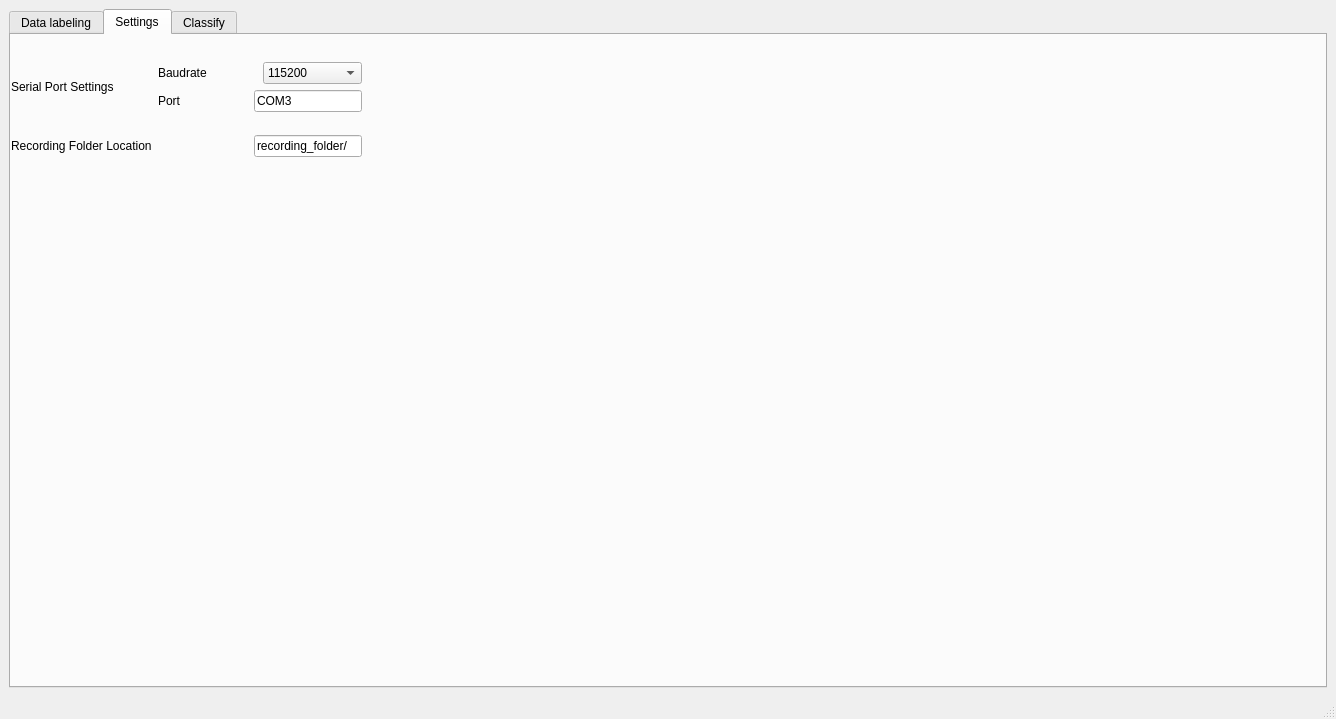
This is MLDataLabeler/mlDataLabeler_container.ui in herleraja/WiCoSens as Qt 5 draws it before an edit. The edited form follows.
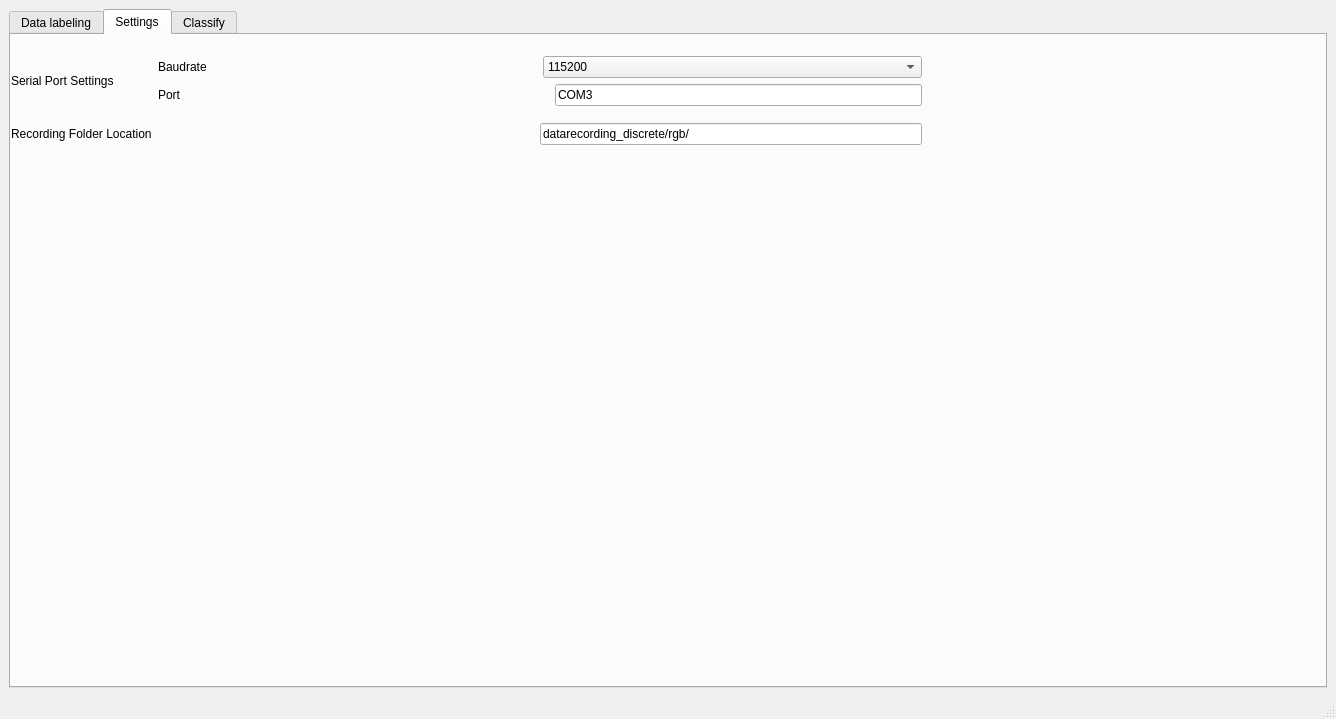
This is the edited form. The open tabs and pages were chosen to show the change. Icons and pictures are not drawn.

Commit message: form value change

```diff
--- a/MLDataLabeler/mlDataLabeler_container.ui
+++ b/MLDataLabeler/mlDataLabeler_container.ui
@@ -641,8 +641,8 @@
          <rect>
           <x>0</x>
           <y>10</y>
-          <width>351</width>
-          <height>131</height>
+          <width>911</width>
+          <height>111</height>
          </rect>
         </property>
         <layout class="QGridLayout" name="settingTabMainGridLayout">
@@ -801,7 +801,7 @@
            <item>
             <widget class="QLineEdit" name="recordingFolderLocationLineEdit">
              <property name="text">
-              <string>recording_folder/</string>
+              <string>datarecording_discrete/rgb/</string>
              </property>
             </widget>
            </item>
```
Left out of the diff: 8 changed lines with no effect on the pictures. The commit also changes 1 other file.
